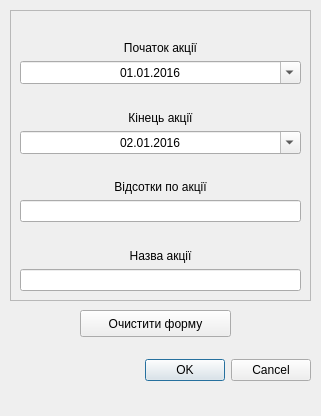
The window that dialog_actions.ui (landrew31/db_course_work) describes before a commit, drawn with Qt 5.
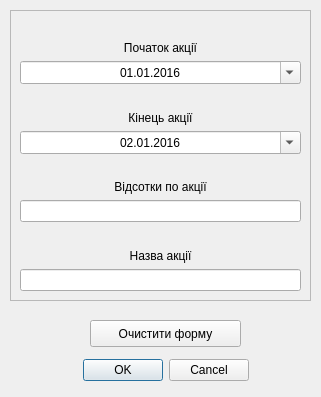
The same window after the commit.

Diff of the .ui file:
```diff
--- a/dialog_actions.ui
+++ b/dialog_actions.ui
@@ -7,7 +7,7 @@
     <x>0</x>
     <y>0</y>
     <width>321</width>
-    <height>416</height>
+    <height>397</height>
    </rect>
   </property>
   <property name="windowTitle">
@@ -19,9 +19,9 @@
   <widget class="QDialogButtonBox" name="buttonBox">
    <property name="geometry">
     <rect>
-     <x>50</x>
+     <x>20</x>
      <y>350</y>
-     <width>261</width>
+     <width>291</width>
      <height>41</height>
     </rect>
    </property>
@@ -31,6 +31,9 @@
    <property name="standardButtons">
     <set>QDialogButtonBox::Cancel|QDialogButtonBox::Ok</set>
    </property>
+   <property name="centerButtons">
+    <bool>true</bool>
+   </property>
   </widget>
   <widget class="QFrame" name="frame">
    <property name="geometry">
@@ -170,8 +173,8 @@
   <widget class="QPushButton" name="clear_action_form">
    <property name="geometry">
     <rect>
-     <x>80</x>
-     <y>310</y>
+     <x>90</x>
+     <y>320</y>
      <width>151</width>
      <height>27</height>
     </rect>
```
